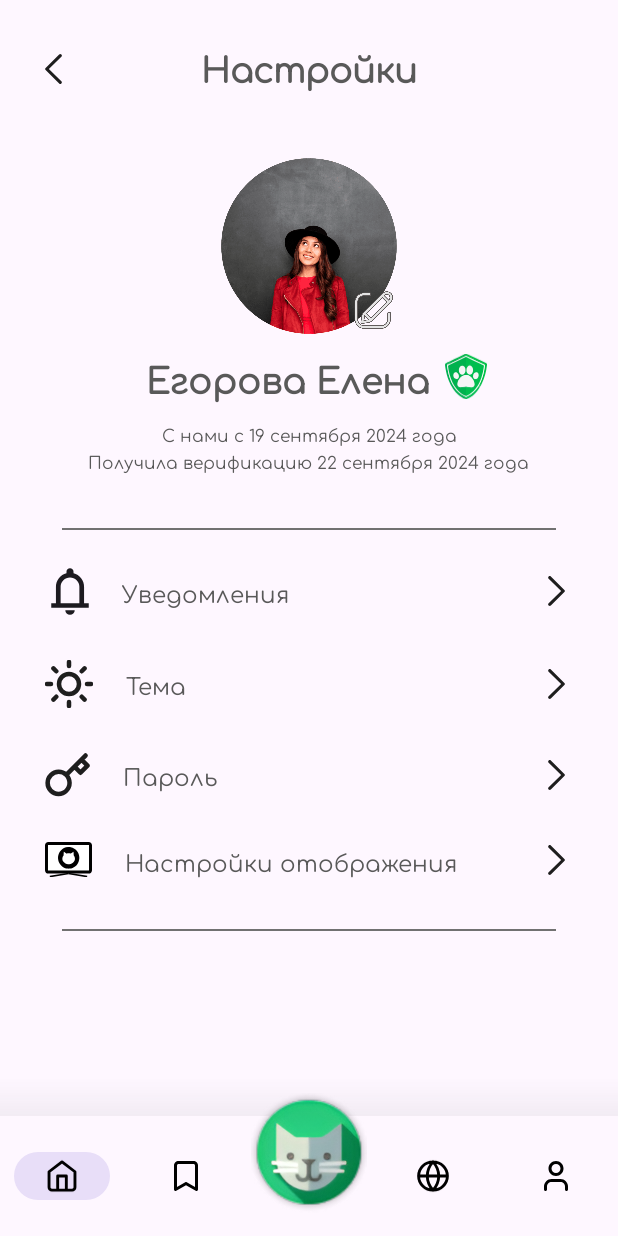
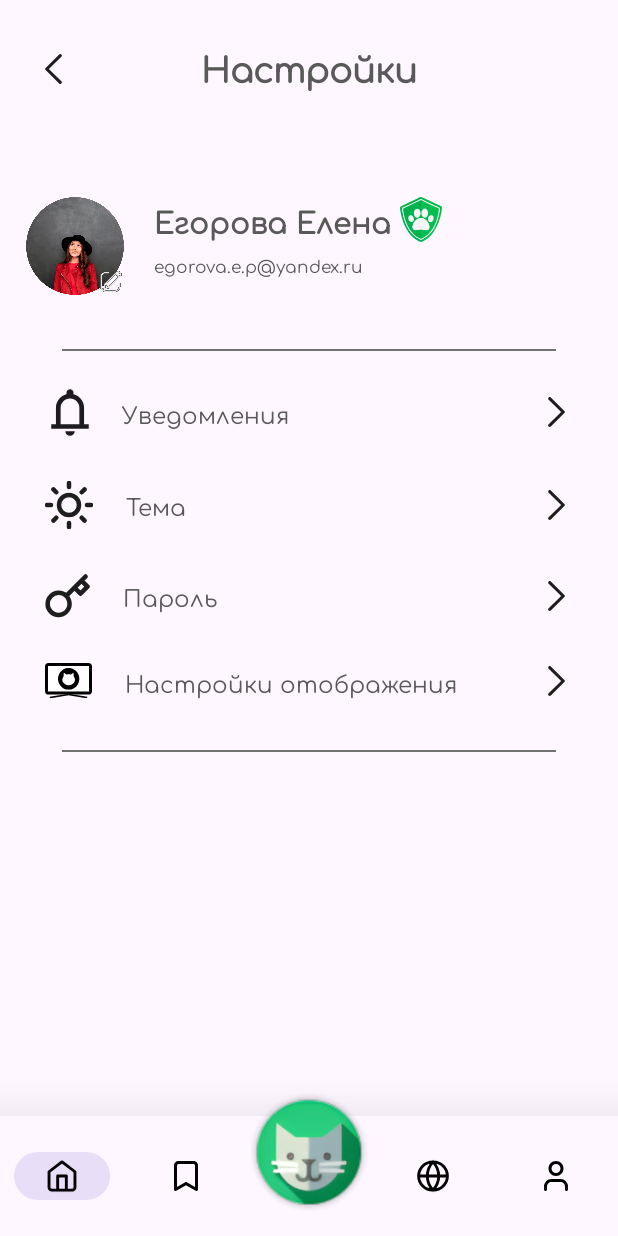
Before and after one commit to winntale/PurrfectFinder, an Android app: the MainActivity screen opened directly, with no data from a screen before it, after a tap on an icon or button, on a phone screen of 412 x 824 dp. Run offline under Robolectric (Android 15) with nearby library versions, the phone set to English and light mode, and no system bars.

Commit message:
modified profile transition logics

```diff
--- /dev/null
+++ b/app/src/main/java/com/example/purrfectfinder/Fragments/ProfileDescHorizontalFragment.kt
@@ -0,0 +1,52 @@
+package com.example.purrfectfinder.Fragments
+
+import android.os.Bundle
+import androidx.fragment.app.Fragment
+import android.view.LayoutInflater
+import android.view.View
+import android.view.View.GONE
+import android.view.View.VISIBLE
+import android.view.ViewGroup
+import androidx.core.content.ContextCompat
+import com.example.purrfectfinder.MainActivity
+import com.example.purrfectfinder.R
+import com.example.purrfectfinder.databinding.ActivityMainBinding
+import com.example.purrfectfinder.databinding.FragmentProfileBinding
+import com.example.purrfectfinder.databinding.FragmentProfileDescHorizontalBinding
+import com.example.purrfectfinder.databinding.FragmentProfileDescriptionBinding
+
+class ProfileDescHorizontalFragment : Fragment() {
+
+    private var _binding: FragmentProfileDescHorizontalBinding? = null
+    private val binding
+        get() = _binding
+            ?: throw IllegalStateException("Binding for FragmentProfileDescHorizontalBinding must not be null")
+
+    override fun onCreateView(
+        inflater: LayoutInflater, container: ViewGroup?,
+        savedInstanceState: Bundle?
+    ): View? {
+        // Inflate the layout for this fragment
+        _binding = FragmentProfileDescHorizontalBinding.inflate(inflater, container, false)
+        return binding.root
+    }
+
+    override fun onViewCreated(view: View, savedInstanceState: Bundle?) {
+        super.onViewCreated(view, savedInstanceState)
+
+        binding.btnEdit.setOnClickListener{
+            (activity as? MainActivity)?.updateHeaderOnEdit()
+
+            parentFragmentManager
+                .beginTransaction().apply {
+                    replace(R.id.fragmentLayout, ProfileEditFragment.newInstance())
+                    commit()
+                }
+        }
+    }
+
+    companion object {
+        @JvmStatic
+        fun newInstance() = ProfileDescHorizontalFragment()
+    }
+}
--- /dev/null
+++ b/app/src/main/java/com/example/purrfectfinder/Fragments/ProfileDescriptionFragment.kt
@@ -0,0 +1,52 @@
+package com.example.purrfectfinder.Fragments
+
+import android.os.Bundle
+import androidx.fragment.app.Fragment
+import android.view.LayoutInflater
+import android.view.View
+import android.view.View.GONE
+import android.view.View.VISIBLE
+import android.view.ViewGroup
+import androidx.core.content.ContextCompat
+import com.example.purrfectfinder.MainActivity
+import com.example.purrfectfinder.R
+import com.example.purrfectfinder.databinding.ActivityMainBinding
+import com.example.purrfectfinder.databinding.FragmentProfileBinding
+import com.example.purrfectfinder.databinding.FragmentProfileDescriptionBinding
+
+class ProfileDescriptionFragment : Fragment() {
+
+    private var _binding: FragmentProfileDescriptionBinding? = null
+    private val binding
+        get() = _binding
+            ?: throw IllegalStateException("Binding for FragmentProfileDescriptionBinding must not be null")
+
+    override fun onCreateView(
+        inflater: LayoutInflater, container: ViewGroup?,
+        savedInstanceState: Bundle?
+    ): View? {
+        // Inflate the layout for this fragment
+        _binding = FragmentProfileDescriptionBinding.inflate(inflater, container, false)
+        return binding.root
+    }
+
+    override fun onViewCreated(view: View, savedInstanceState: Bundle?) {
+        super.onViewCreated(view, savedInstanceState)
+
+        binding.btnEdit.setOnClickListener{
+            (activity as? MainActivity)?.updateHeaderOnEdit()
+
+            parentFragmentManager
+                .beginTransaction().apply {
+                    replace(R.id.profileLayout, ProfileDescHorizontalFragment.newInstance())
+                    replace(R.id.fragmentLayout, ProfileEditFragment.newInstance())
+                    commit()
+                }
+        }
+    }
+
+    companion object {
+        @JvmStatic
+        fun newInstance() = ProfileDescriptionFragment()
+    }
+}
--- a/app/src/main/java/com/example/purrfectfinder/MainActivity.kt
+++ b/app/src/main/java/com/example/purrfectfinder/MainActivity.kt
@@ -14,6 +14,8 @@ import android.view.View.GONE
 import androidx.core.content.ContextCompat
 import androidx.core.view.marginTop
 import androidx.core.view.updatePadding
+import com.example.purrfectfinder.Fragments.ProfileDescHorizontalFragment
+import com.example.purrfectfinder.Fragments.ProfileDescriptionFragment
 import com.example.purrfectfinder.Fragments.SettingsFragment
 
 class MainActivity : AppCompatActivity() {
@@ -29,6 +31,7 @@ class MainActivity : AppCompatActivity() {
         setContentView(binding.root)
         supportFragmentManager
             .beginTransaction().apply {
+                replace(R.id.profileLayout, ProfileDescriptionFragment.newInstance())
                 replace(R.id.fragmentLayout, ProfileFragment.newInstance())
                 commit()
             }
@@ -36,24 +39,6 @@ class MainActivity : AppCompatActivity() {
             val systemBars = insets.getInsets(WindowInsetsCompat.Type.systemBars())
             v.setPadding(systemBars.left, systemBars.top, systemBars.right, systemBars.bottom)
             insets
-        }
-
-        binding.btnEdit.setOnClickListener{
-            binding.btnPrev.visibility = VISIBLE
-            binding.btnSettings.visibility = GONE
-
-            binding.tvWinTitle.text = ContextCompat.getString(
-                this@MainActivity,
-                R.string.edit_profile
-            )
-            binding.tvWinTitle.textSize = 17f
-            binding.tvWinTitle.setPadding(0, 13,0,0)
-
-            supportFragmentManager
-                .beginTransaction().apply {
-                    replace(R.id.fragmentLayout, ProfileEditFragment.newInstance())
-                    commit()
-                }
         }
 
         binding.btnPrev.setOnClickListener{
@@ -69,6 +54,7 @@ class MainActivity : AppCompatActivity() {
 
             supportFragmentManager
                 .beginTransaction().apply {
+                    replace(R.id.profileLayout, ProfileDescriptionFragment.newInstance())
                     replace(R.id.fragmentLayout, ProfileFragment.newInstance())
                     commit()
                 }
@@ -87,6 +73,7 @@ class MainActivity : AppCompatActivity() {
 
             supportFragmentManager
                 .beginTransaction().apply {
+                    replace(R.id.profileLayout, ProfileDescHorizontalFragment.newInstance())
                     replace(R.id.fragmentLayout, SettingsFragment.newInstance())
                     commit()
                 }
@@ -100,4 +87,16 @@ class MainActivity : AppCompatActivity() {
 
 //        supportActionBar?.hide()
     }
+
+    fun updateHeaderOnEdit() {
+        binding.btnPrev.visibility = VISIBLE
+        binding.btnSettings.visibility = GONE
+
+        binding.tvWinTitle.text = ContextCompat.getString(
+            this@MainActivity,
+            R.string.edit_profile
+        )
+        binding.tvWinTitle.textSize = 17f
+        binding.tvWinTitle.setPadding(0, 13,0,0)
+    }
 }
--- /dev/null
+++ b/app/src/main/res/drawable/ic_verified_28.xml
@@ -0,0 +1,43 @@
+<vector xmlns:android="http://schemas.android.com/apk/res/android" android:height="30.227272dp" android:viewportHeight="95" android:viewportWidth="88" android:width="28dp">
+
+    <group>
+
+        <clip-path android:pathData="M0,0h88v95h-88z"/>
+
+        <path android:fillColor="#00BF47" android:pathData="M43,0.153C44.6,-0.306 46.015,0.245 47.399,0.918C56.411,5.23 65.423,9.573 74.466,13.917C78.096,15.66 81.756,17.373 85.385,19.147C87.6,20.217 88.246,21.257 87.938,23.643C86.216,37.498 82.771,50.895 76.527,63.466C75.543,65.484 74.282,67.381 73.174,69.308C72.159,68.757 71.083,68.39 70.006,67.993C69.883,67.197 70.345,66.739 70.96,66.371C71.729,66.371 72.529,66.494 72.713,65.332C72.836,64.536 73.882,64.965 74.528,64.322C73.451,64.353 72.59,64.261 72.59,63.068C72.928,61.386 73.974,60.01 74.62,58.48C78.619,49.305 81.141,39.731 82.617,29.882C82.833,28.384 82.925,26.854 83.202,25.325C83.448,23.979 82.894,23.154 81.633,22.572C72.498,18.352 63.455,13.886 54.35,9.573C50.875,7.922 47.43,6.24 43.985,4.588C43.4,3.181 43.923,1.499 43,0.153Z"/>
+
+        <path android:fillColor="#00B052" android:pathData="M42.755,94.725C37.895,92.981 33.619,90.229 29.651,87.017C19.686,78.912 13.165,68.421 8.366,56.768C4.952,48.479 2.615,39.884 1.107,31.075C0.677,28.628 0.339,26.151 0.031,23.704C-0.246,21.471 0.646,20.064 2.738,19.116C3.076,19.544 3.322,20.034 3.814,20.34C4.768,20.951 5.106,21.838 4.891,22.94C4.368,24.56 4.829,26.182 5.045,27.772C6.675,40.129 9.843,52.027 15.625,63.129C18.763,69.124 22.608,74.66 27.468,79.371C31.897,83.653 36.972,87.078 42.693,89.464C43.216,89.678 43.739,89.923 44.323,89.77C44.877,89.678 45.431,89.403 45.984,89.709C46.23,89.953 46.138,90.259 45.923,90.351C44.539,90.993 44.292,92.156 44.354,93.501C44.415,94.602 43.923,95.153 42.755,94.725Z"/>
+
+        <path android:fillColor="#00B24A" android:pathData="M4.644,22.909C4.768,21.808 4.429,20.982 3.353,20.431C2.891,20.187 2.399,19.758 2.768,19.086C3.168,18.902 3.599,18.719 3.999,18.535C4.491,18.504 4.983,18.443 5.229,17.954C9.258,15.996 13.257,14.008 17.286,12.081C24.976,8.381 32.696,4.68 40.386,0.979C41.216,0.581 42.016,0.122 42.97,0.184C43.246,0.245 43.708,0.153 43.769,0.459C44.046,1.743 43.985,3.028 43.923,4.343C43.923,4.527 43.862,4.649 43.738,4.741C34.203,9.176 24.73,13.764 15.287,18.413C14.549,18.78 13.811,19.116 12.98,19.208C12.519,19.239 12.057,19.147 11.719,18.81C11.042,18.138 10.396,18.015 9.566,18.627C8.889,19.116 8.336,18.535 7.659,18.046C7.843,18.933 7.413,19.361 6.798,19.636C5.813,20.064 5.475,20.554 6.582,21.288C6.798,21.441 6.859,21.716 6.798,21.991C6.213,22.511 5.536,22.94 4.644,22.909Z"/>
+
+        <path android:fillColor="#00BC52" android:pathData="M42.754,94.725C43.462,94.755 44.108,94.694 43.985,93.715C43.8,92.064 43.862,90.534 45.892,90.014C45.892,90.014 45.892,89.923 45.861,89.892C45.83,89.862 45.799,89.831 45.738,89.8C45.83,89.097 46.445,88.975 46.937,88.76C53.212,85.824 58.626,81.756 63.209,76.526C65.331,74.11 67.269,71.571 69.022,68.88C69.268,68.512 69.483,68.054 70.037,68.084C71.329,67.84 72.405,68.207 73.144,69.308C71.729,72.336 69.699,74.936 67.638,77.505C61.763,84.876 54.689,90.718 45.922,94.48C44.907,94.939 43.862,95.275 42.754,94.725Z"/>
+
+        <path android:fillColor="#00B052" android:pathData="M5.229,17.954C5.352,19.3 4.798,19.177 3.999,18.535C4.337,18.229 4.737,18.015 5.229,17.954Z"/>
+
+        <path android:fillColor="#F9FDF9" android:pathData="M70.068,68.084C67.73,71.479 65.362,74.813 62.563,77.841C57.795,82.98 52.136,86.864 45.769,89.77C45.277,89.892 44.784,89.984 44.292,90.106C43.4,89.586 43.616,88.913 44.046,88.21C44.415,87.782 44.938,87.537 45.43,87.262C50.905,84.815 55.796,81.45 59.948,77.138C65.669,71.204 69.945,64.261 73.205,56.706C77.265,47.255 79.664,37.376 81.049,27.252C81.356,24.927 81.233,24.591 79.08,23.551C68.345,18.443 57.672,13.244 46.937,8.197C45.922,7.524 44.6,7.31 43.8,6.27C43.585,5.658 43.4,5.077 43.677,4.435C43.769,4.374 43.892,4.343 43.985,4.282C47.306,5.475 50.413,7.218 53.581,8.717C63.147,13.244 72.651,17.893 82.248,22.389C83.632,23.031 83.755,23.857 83.632,25.111C82.217,38.171 79.019,50.742 73.051,62.548C72.959,62.732 72.928,62.915 72.867,63.129C72.59,64.475 72.067,65.668 70.96,66.524C70.652,67.044 70.129,67.411 70.068,68.084Z"/>
+
+        <path android:fillColor="#00BC52" android:pathData="M70.96,66.524C71.606,65.393 72.252,64.261 72.867,63.129C72.99,63.71 73.174,64.292 73.943,63.955C74.374,63.772 74.805,63.068 75.02,64.047C75.143,64.659 74.682,65.332 74.159,65.179C72.959,64.873 73.051,65.484 72.867,66.31C72.498,67.87 71.575,66.28 70.96,66.524Z"/>
+
+        <path android:fillColor="#EFF2F0" android:pathData="M44.292,88.302C43.892,88.913 43.923,89.525 44.292,90.106C43.523,90.565 42.939,89.984 42.354,89.709C31.466,85.09 23.561,77.229 17.563,67.289C11.319,56.89 7.72,45.542 5.567,33.706C5.014,30.647 4.614,27.558 4.337,24.469C4.275,23.918 4.152,23.337 4.644,22.909C5.352,22.572 6.059,22.236 6.767,21.899C6.951,21.685 7.136,21.471 7.413,21.349C8.828,20.676 10.212,19.942 11.596,19.269C12.057,19.086 12.58,19.055 13.042,18.902C19.409,15.874 25.776,12.846 32.143,9.818C35.649,8.136 39.155,6.454 42.662,4.771C42.97,4.618 43.277,4.404 43.677,4.466C44.046,5.047 43.985,5.689 43.985,6.301C43.769,6.974 43.154,7.157 42.6,7.432C32.481,12.234 22.423,17.159 12.273,21.93C11.012,22.511 9.781,23.154 8.551,23.765C6.859,24.622 6.644,24.958 6.89,26.916C7.228,29.699 7.69,32.452 8.212,35.204C9.935,44.044 12.58,52.608 16.579,60.713C19.624,66.922 23.499,72.611 28.39,77.566C32.604,81.817 37.525,85.09 43,87.537C43.462,87.72 43.985,87.843 44.292,88.302Z"/>
+
+        <path android:fillColor="#00B052" android:pathData="M7.382,21.594C7.167,21.685 6.982,21.777 6.767,21.869C6.613,21.685 6.49,21.441 6.306,21.288C4.952,20.309 4.921,20.187 6.459,19.361C7.075,19.024 7.936,18.963 7.136,17.954C6.982,17.771 7.105,17.434 7.444,17.373C7.782,17.281 8.028,17.465 8.213,17.74C8.735,18.627 9.197,18.749 9.935,17.893C10.519,17.22 11.196,17.709 11.688,18.138C12.119,18.504 12.457,18.933 13.072,18.872C12.642,19.086 12.18,19.3 11.75,19.514C10.796,19.177 9.997,19.33 9.32,20.126C8.766,20.737 7.967,21.043 7.382,21.594Z"/>
+
+        <path android:fillColor="#00B24E" android:pathData="M44.292,88.302C40.386,87.078 36.941,84.998 33.711,82.613C25.437,76.526 19.747,68.39 15.441,59.214C10.55,48.723 7.782,37.682 6.398,26.243C6.213,24.775 6.736,24.102 7.997,23.49C19.685,17.954 31.343,12.387 43,6.821C43.308,6.668 43.646,6.484 43.954,6.331C44.969,6.851 45.984,7.371 47.03,7.891C46.691,8.717 46.076,8.258 45.646,8.105C44.846,7.83 44.477,8.075 44.477,8.901C44.477,9.359 44.477,9.818 44.477,10.277C44.477,20.707 44.446,31.136 44.477,41.566C44.477,42.362 44.569,43.187 44.292,43.983C44.077,44.472 43.616,44.594 43.154,44.655C35.741,45.634 31.281,50.283 28.236,56.645C27.037,59.153 26.391,61.814 26.575,64.628C26.76,67.411 28.667,69.338 31.466,69.522C34.88,69.767 38.171,68.941 41.524,68.451C42.447,68.329 43.462,67.993 44.231,68.91C44.538,69.644 44.446,70.409 44.446,71.174C44.446,75.578 44.477,79.982 44.446,84.387C44.446,85.61 44.477,86.772 45.522,87.629C45.123,87.843 44.692,88.057 44.292,88.302Z"/>
+
+        <path android:fillColor="#00BE4F" android:pathData="M43.985,44.197C43.985,32.482 43.985,20.768 43.985,9.084C43.985,6.851 43.985,6.882 45.953,7.769C46.292,7.922 46.63,8.35 47.03,7.891C56.288,12.326 65.577,16.73 74.835,21.165C76.681,22.052 78.496,23.001 80.372,23.796C81.325,24.193 81.633,24.713 81.541,25.753C80.679,33.675 79.049,41.444 76.527,48.999C73.666,57.654 69.791,65.821 64.07,73.039C59.026,79.37 53.028,84.478 45.492,87.629C43.862,87.812 43.954,86.803 43.954,85.641C43.985,80.013 43.985,74.385 43.985,68.727C44.877,68.023 45.83,68.36 46.784,68.512C49.706,69.032 52.597,69.644 55.611,69.552C59.487,69.43 61.486,67.503 61.425,63.649C61.363,58.909 59.395,54.871 56.442,51.262C53.427,47.561 49.675,45.084 44.784,44.594C44.477,44.564 44.169,44.472 43.985,44.197Z"/>
+
+        <path android:fillColor="#00B24A" android:pathData="M7.382,21.594C7.966,20.37 9.197,19.758 10.15,18.933C10.581,18.566 11.319,18.963 11.719,19.514C10.335,20.34 8.889,21.043 7.382,21.594Z"/>
+
+        <path android:fillColor="#F5F5F5" android:pathData="M43.985,44.197C52.566,44.839 57.364,50.161 60.563,57.44C61.455,59.459 61.855,61.6 61.855,63.833C61.855,67.626 59.856,69.767 55.98,70.011C52.72,70.225 49.583,69.369 46.415,68.88C45.615,68.757 44.815,68.635 43.985,68.727C41.278,68.574 38.725,69.43 36.11,69.767C34.419,69.981 32.758,70.103 31.066,69.92C28.329,69.583 26.421,67.717 26.175,65.056C25.314,56.37 32.942,46.124 41.585,44.472C42.354,44.319 43.185,44.288 43.985,44.197Z"/>
+
+        <path android:fillColor="#F5F5F5" android:pathData="M43.031,34.929C42.97,36.734 42.385,39.119 40.755,41.138C38.048,44.503 33.896,44.441 31.22,41.077C28.175,37.254 28.298,30.586 31.435,26.854C34.111,23.704 38.264,23.796 40.786,27.038C42.262,28.934 43.062,31.412 43.031,34.929Z"/>
+
+        <path android:fillColor="#F5F5F5" android:pathData="M29.251,47.133C29.282,48.785 28.729,50.436 27.344,51.721C25.622,53.342 23.161,53.434 21.008,51.965C17.994,49.916 16.579,45.481 17.84,42.086C19.07,38.783 22.423,37.651 25.468,39.486C27.775,40.924 29.282,43.891 29.251,47.133Z"/>
+
+        <path android:fillColor="#F5F5F5" android:pathData="M44.907,34.165C44.969,31.381 45.615,28.934 47.337,26.824C49.706,23.949 53.458,23.765 56.073,26.365C59.794,30.035 59.917,37.682 56.349,41.505C53.612,44.441 49.89,44.35 47.306,41.291C45.584,39.211 44.969,36.734 44.907,34.165Z"/>
+
+        <path android:fillColor="#F5F5F5" android:pathData="M58.718,47.041C58.718,44.655 59.425,42.606 60.902,40.893C62.409,39.15 64.316,38.232 66.623,38.783C68.868,39.303 69.914,41.016 70.437,43.126C71.206,46.215 69.545,50.375 66.838,52.088C63.362,54.29 59.333,52.333 58.779,48.142C58.718,47.714 58.718,47.317 58.718,47.041Z"/>
+
+    </group>
+
+</vector>
--- a/app/src/main/res/layout/activity_main.xml
+++ b/app/src/main/res/layout/activity_main.xml
@@ -10,7 +10,7 @@
     <!--Хэдер-->
 
     <FrameLayout
-        android:id="@+id/LayoutHeader"
+        android:id="@+id/flHeader"
         android:layout_width="match_parent"
         android:layout_height="wrap_content"
         app:layout_constraintEnd_toEndOf="parent"
@@ -52,87 +52,16 @@
             app:layout_constraintTop_toTopOf="parent" />
     </FrameLayout>
 
-    <!--pfp-->
+    <!--profileLayout-->
 
     <FrameLayout
-        android:id="@+id/frameLayout2"
-        android:layout_width="wrap_content"
+        android:id="@+id/profileLayout"
+        android:layout_width="match_parent"
         android:layout_height="wrap_content"
-        android:layout_marginTop="43dp"
+        android:layout_marginTop="26dp"
         app:layout_constraintEnd_toEndOf="parent"
         app:layout_constraintStart_toStartOf="parent"
-        app:layout_constraintTop_toBottomOf="@+id/LayoutHeader">
-
-        <ImageView
-            android:layout_width="117dp"
-            android:layout_height="117dp"
-            android:src="@drawable/ic_pfp" />
-
-        <android.widget.Button
-            android:id="@+id/btnEdit"
-            android:layout_width="32dp"
-            android:layout_height="32dp"
-            android:layout_gravity="bottom|end"
-            android:background="@drawable/ic_edit" />
-
-    </FrameLayout>
-
-    <!--pfname-->
-
-    <LinearLayout
-        android:id="@+id/flPFName"
-        android:layout_width="wrap_content"
-        android:layout_height="wrap_content"
-        android:layout_marginTop="10dp"
-        android:orientation="horizontal"
-        app:layout_constraintEnd_toEndOf="parent"
-        app:layout_constraintStart_toStartOf="parent"
-        app:layout_constraintTop_toBottomOf="@+id/frameLayout2">
-
-        <TextView
-            android:id="@+id/tvProfileName"
-            style="@style/SemiBoldText"
-            android:layout_width="wrap_content"
-            android:layout_height="wrap_content"
-            android:layout_marginStart="90dp"
-            android:text="Егорова Елена"
-            android:textAlignment="center"
-            android:textSize="23sp" />
-
-        <ImageView
-            android:layout_width="28dp"
-            android:layout_height="31dp"
-            android:layout_gravity="center_vertical|end"
-            android:layout_marginStart="10dp"
-            android:layout_marginEnd="80dp"
-            android:src="@drawable/ic_verified" />
-
-    </LinearLayout>
-
-    <!--date descs-->
-
-    <TextView
-        android:id="@+id/tvRegDate"
-        android:layout_width="wrap_content"
-        android:layout_height="wrap_content"
-        android:layout_marginTop="10dp"
-        style="@style/RegularText"
-        android:textSize="11sp"
-        android:text="С нами с 19 сентября 2024 года"
-        app:layout_constraintEnd_toEndOf="parent"
-        app:layout_constraintStart_toStartOf="parent"
-        app:layout_constraintTop_toBottomOf="@+id/flPFName" />
-
-    <TextView
-        android:id="@+id/tvVerifDate"
-        android:layout_width="wrap_content"
-        android:layout_height="wrap_content"
-        style="@style/RegularText"
-        android:textSize="11sp"
-        android:text="Получила верификацию 22 сентября 2024 года"
-        app:layout_constraintEnd_toEndOf="parent"
-        app:layout_constraintStart_toStartOf="parent"
-        app:layout_constraintTop_toBottomOf="@+id/tvRegDate" />
+        app:layout_constraintTop_toBottomOf="@+id/flHeader" />
 
     <!--fragmentlayout-->
 
@@ -143,7 +72,7 @@
         android:layout_marginTop="26dp"
         app:layout_constraintEnd_toEndOf="parent"
         app:layout_constraintStart_toStartOf="parent"
-        app:layout_constraintTop_toBottomOf="@+id/tvVerifDate" />
+        app:layout_constraintTop_toBottomOf="@+id/profileLayout" />
 
     <!--тень для боттом меню бара-->
 
--- /dev/null
+++ b/app/src/main/res/layout/fragment_profile_desc_horizontal.xml
@@ -0,0 +1,73 @@
+<?xml version="1.0" encoding="utf-8"?>
+<androidx.constraintlayout.widget.ConstraintLayout xmlns:android="http://schemas.android.com/apk/res/android"
+    xmlns:tools="http://schemas.android.com/tools"
+    android:layout_width="match_parent"
+    android:layout_height="match_parent"
+    xmlns:app="http://schemas.android.com/apk/res-auto"
+    tools:context=".Fragments.ProfileDescHorizontalFragment">
+
+    <LinearLayout
+        android:layout_width="match_parent"
+        android:layout_height="wrap_content"
+        android:layout_marginHorizontal="17dp"
+        app:layout_constraintEnd_toEndOf="parent"
+        app:layout_constraintStart_toStartOf="parent"
+        app:layout_constraintTop_toTopOf="parent"
+        android:orientation="horizontal"
+        android:layout_marginTop="43dp">
+
+        <!--pfp-->
+
+        <FrameLayout
+            android:id="@+id/flPFPhoto"
+            android:layout_width="wrap_content"
+            android:layout_height="wrap_content">
+
+            <ImageView
+                android:layout_width="65dp"
+                android:layout_height="65dp"
+                android:src="@drawable/ic_pfp" />
+
+            <android.widget.Button
+                android:id="@+id/btnEdit"
+                android:layout_width="18dp"
+                android:layout_height="18dp"
+                android:layout_gravity="bottom|end"
+                android:background="@drawable/ic_edit" />
+
+        </FrameLayout>
+
+        <!--pfname-->
+
+        <LinearLayout
+            android:layout_width="wrap_content"
+            android:layout_height="match_parent"
+            android:orientation="vertical">
+
+            <TextView
+                android:id="@+id/tvProfileName"
+                style="@style/SemiBoldText"
+                android:layout_width="wrap_content"
+                android:layout_height="wrap_content"
+                android:layout_marginStart="20dp"
+                android:text="Егорова Елена "
+                android:textAlignment="center"
+                app:drawableEndCompat="@drawable/ic_verified_28" />
+
+            <!--date descs-->
+
+            <TextView
+                android:id="@+id/tvRegDate"
+                android:layout_width="wrap_content"
+                android:layout_height="wrap_content"
+                android:layout_marginTop="5dp"
+                android:layout_marginStart="20sp"
+                style="@style/RegularText"
+                android:textSize="11sp"
+                android:text="egorova.e.p@yandex.ru" />
+        </LinearLayout>
+
+    </LinearLayout>
+
+
+</androidx.constraintlayout.widget.ConstraintLayout>
```
Also changed, not shown: app/src/main/res/layout/fragment_profile_description.xml (added, +91 -0 lines).
